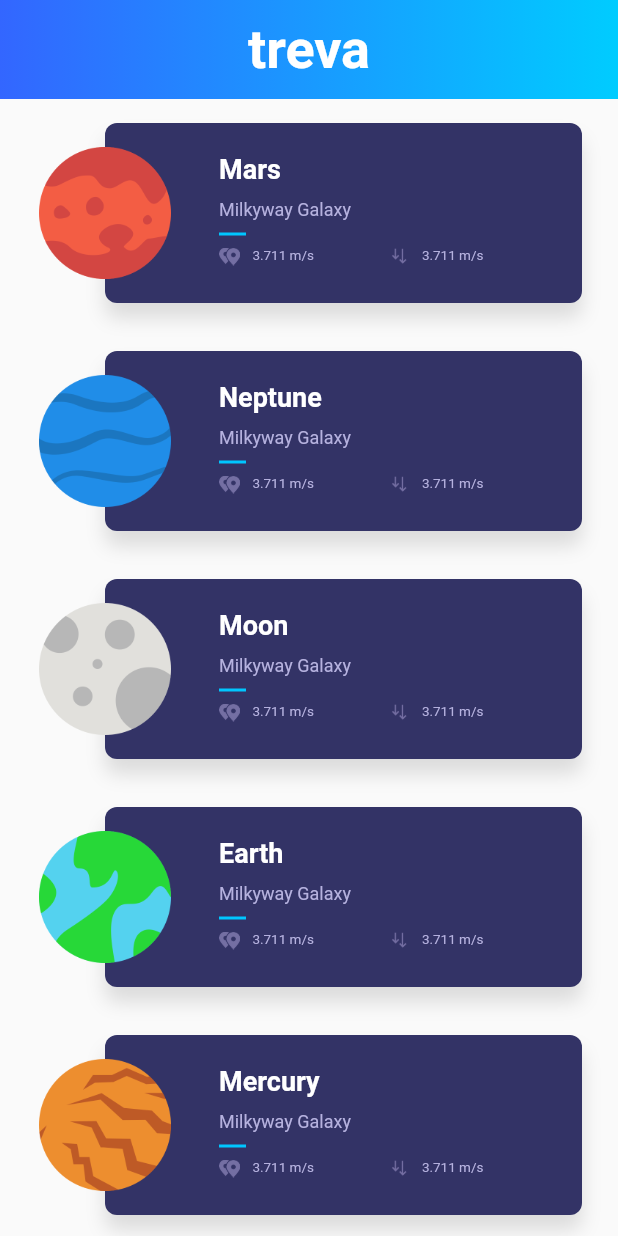
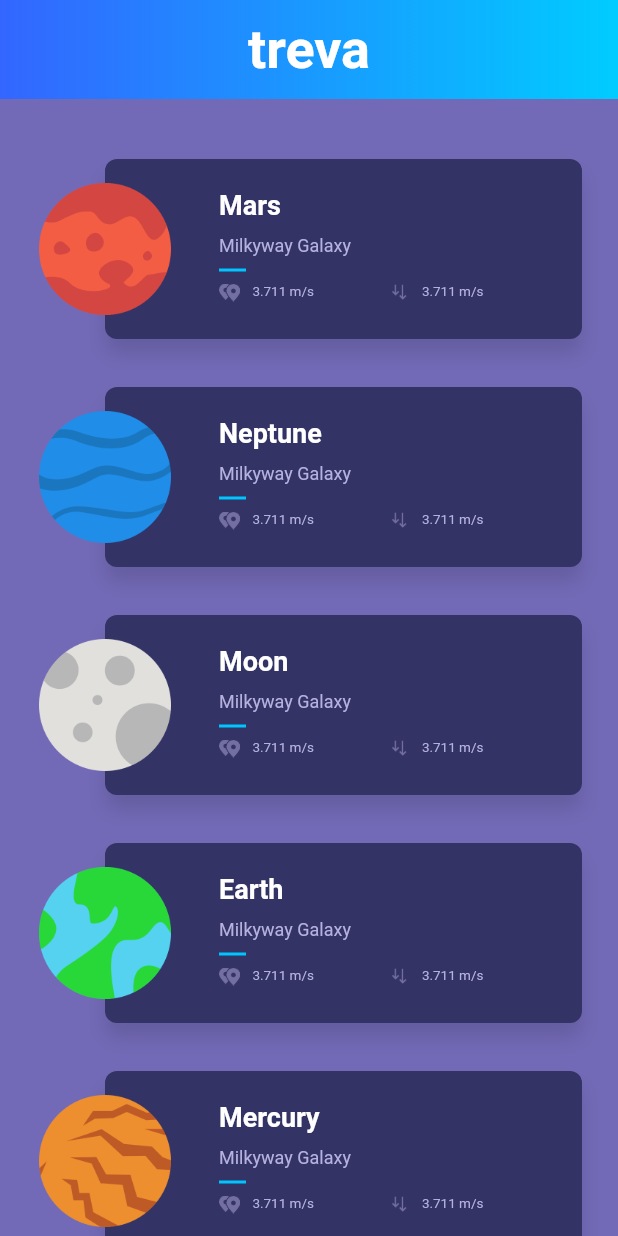
Before and after one commit to briltec/flutter_Planets_tutorial, a Flutter app: the screen it shows after launch, on a phone screen of 412 x 824 dp. Run offline on Flutter 3.47's test engine with Material 2 defaults, Android fonts, the phone set to English and light mode, and no system bars.

```diff
--- a/lib/ui/home/home_page_body.dart
+++ b/lib/ui/home/home_page_body.dart
@@ -7,9 +7,23 @@ class HomePageBody extends StatelessWidget {
   @override
   Widget build(BuildContext context) {
     return new Expanded(
-      child: new ListView.builder(
-        itemBuilder: (context, index) => new PlanetRow(planets[index]),
-        itemCount: planets.length,
+      child: new Container(
+        color: new Color(0xFF736AB7),
+        child: new CustomScrollView(
+          scrollDirection: Axis.vertical,
+          shrinkWrap: false,
+          slivers: <Widget>[
+            new SliverPadding(
+              padding: const EdgeInsets.symmetric(vertical: 24.0),
+              sliver: new SliverList(
+                delegate: new SliverChildBuilderDelegate(
+                    (context, index) => new PlanetRow(planets[index]),
+                  childCount: planets.length,
+                ),
+              ),
+            ),
+          ],
+        ),
       ),
     );
   }
```
